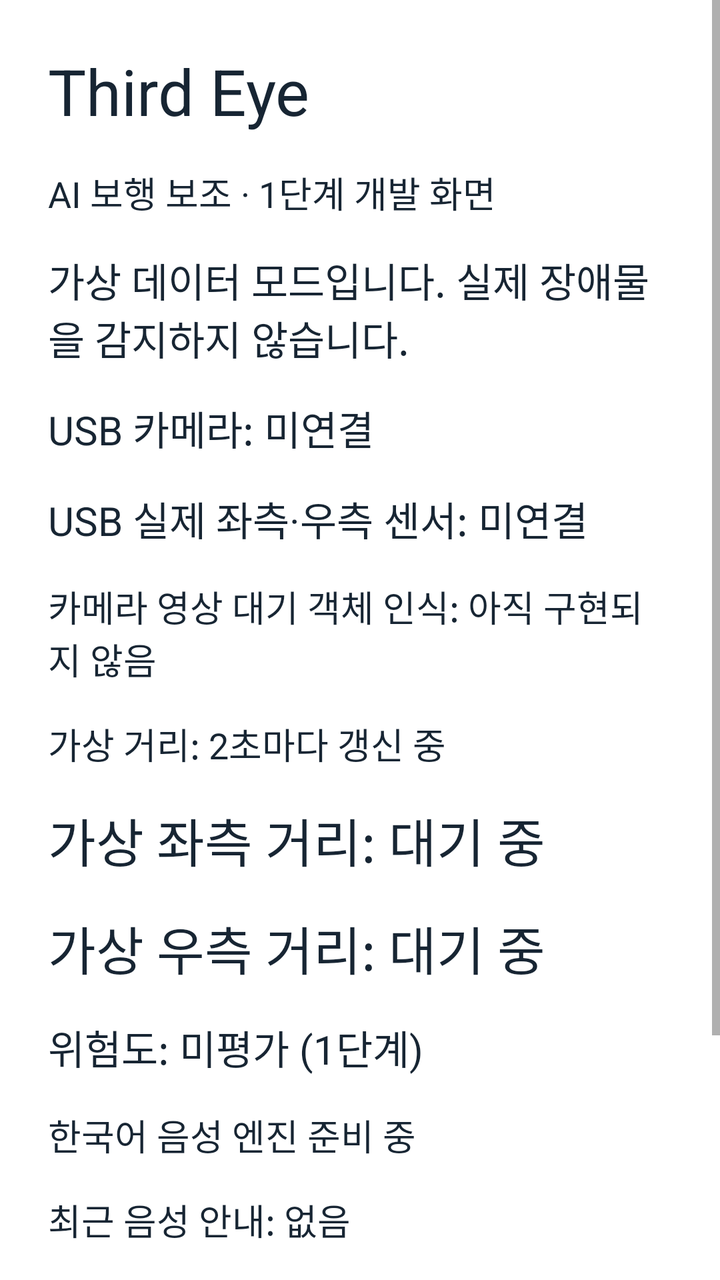
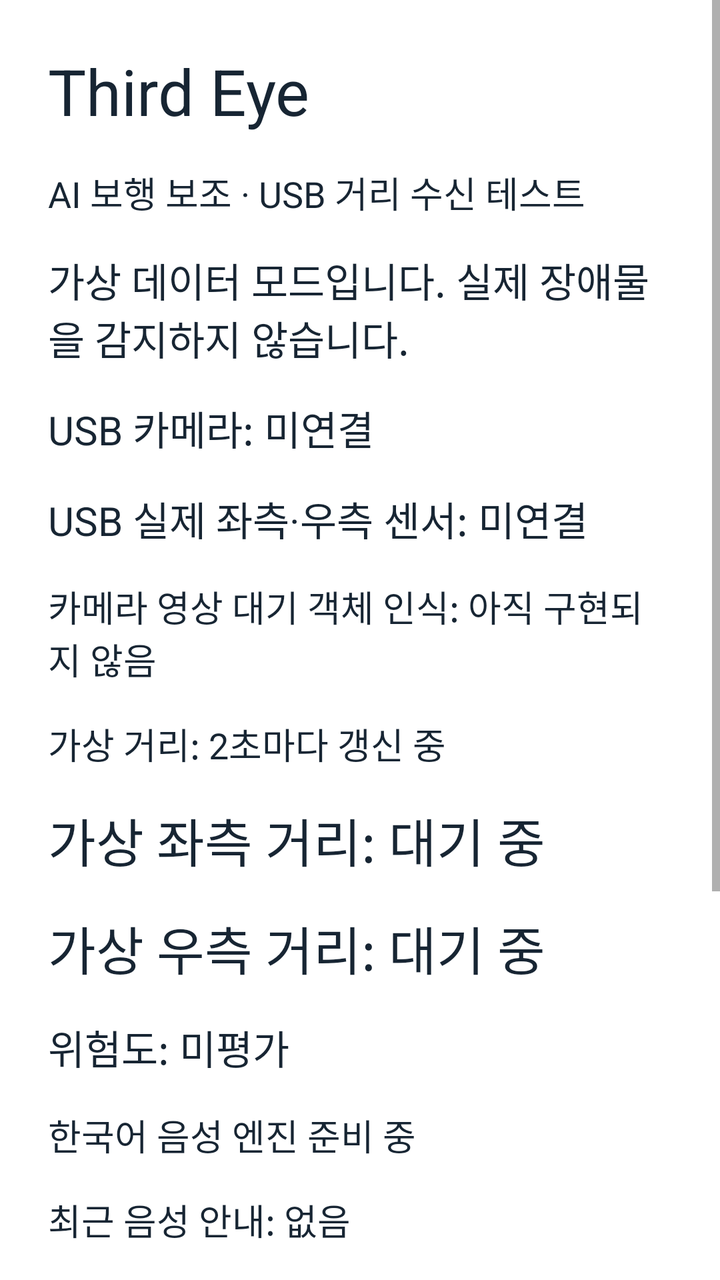

Before-and-after screenshots of an Android layout around one commit, followed by the original layout XML and the change that was made.
<!-- AndroidManifest.xml: application theme Theme.GuideEye -->
<!-- res/layout/activity_main.xml -->
<?xml version="1.0" encoding="utf-8"?>
<ScrollView xmlns:android="http://schemas.android.com/apk/res/android"
    android:id="@+id/root" android:layout_width="match_parent" android:layout_height="match_parent"
    android:fillViewport="true">
    <LinearLayout android:layout_width="match_parent" android:layout_height="wrap_content"
        android:orientation="vertical" android:padding="24dp">
        <TextView android:id="@+id/title" android:layout_width="match_parent" android:layout_height="wrap_content"
            android:text="@string/app_name" android:textSize="32sp" android:textColor="#172533" android:paddingBottom="16dp" />
        <TextView android:id="@+id/subtitle" android:layout_width="match_parent" android:layout_height="wrap_content"
            android:text="@string/subtitle" android:textSize="18sp" android:textColor="#172533" android:paddingBottom="16dp" />
        <TextView android:id="@+id/notice" android:layout_width="match_parent" android:layout_height="wrap_content"
            android:text="@string/mock_notice" android:textSize="20sp" android:textColor="#172533" android:paddingBottom="16dp" />
        <TextView android:id="@+id/camera_status" android:layout_width="match_parent" android:layout_height="wrap_content"
            android:text="@string/camera_status" android:textSize="20sp" android:textColor="#172533" android:paddingBottom="16dp" />
        <TextView android:id="@+id/sensor_status" android:layout_width="match_parent" android:layout_height="wrap_content"
            android:text="@string/sensor_status" android:textSize="20sp" android:textColor="#172533" android:paddingBottom="16dp" />
        <TextView android:id="@+id/video" android:layout_width="match_parent" android:layout_height="wrap_content"
            android:text="@string/video_placeholder" android:textSize="18sp" android:textColor="#172533" android:paddingBottom="16dp" />
        <TextView android:id="@+id/mock_status" android:layout_width="match_parent" android:layout_height="wrap_content"
            android:text="@string/mock_running" android:textSize="18sp" android:textColor="#172533" android:paddingBottom="16dp" />
        <TextView android:id="@+id/left_distance" android:layout_width="match_parent" android:layout_height="wrap_content"
            android:text="@string/left_waiting" android:textSize="26sp" android:textColor="#172533" android:paddingBottom="16dp" />
        <TextView android:id="@+id/right_distance" android:layout_width="match_parent" android:layout_height="wrap_content"
            android:text="@string/right_waiting" android:textSize="26sp" android:textColor="#172533" android:paddingBottom="16dp" />
        <TextView android:id="@+id/risk" android:layout_width="match_parent" android:layout_height="wrap_content"
            android:text="@string/risk_pending" android:textSize="20sp" android:textColor="#172533" android:paddingBottom="16dp" />
        <TextView android:id="@+id/tts_status" android:layout_width="match_parent" android:layout_height="wrap_content"
            android:text="@string/tts_initializing" android:textSize="18sp" android:textColor="#172533" android:paddingBottom="16dp" />
        <TextView android:id="@+id/recent_speech" android:layout_width="match_parent" android:layout_height="wrap_content"
            android:text="@string/speech_idle" android:textSize="18sp" android:textColor="#172533" android:paddingBottom="16dp" />
        <Button android:id="@+id/toggle_mock" android:layout_width="match_parent" android:layout_height="wrap_content"
            android:minHeight="64dp" android:text="@string/pause_mock" android:textSize="20sp" />
        <Button android:id="@+id/speech_test" android:layout_width="match_parent" android:layout_height="wrap_content"
            android:minHeight="64dp" android:text="@string/speech_test" android:textSize="20sp" />
    </LinearLayout>
</ScrollView>
<!-- resources referenced by this layout -->
<resources>
  <string name="app_name">Third Eye</string>
  <string name="camera_status">USB 카메라: 미연결</string>
  <string name="left_waiting">가상 좌측 거리: 대기 중</string>
  <string name="mock_notice">가상 데이터 모드입니다. 실제 장애물을 감지하지 않습니다.</string>
  <string name="mock_running">가상 거리: 2초마다 갱신 중</string>
  <string name="pause_mock">가상 거리 갱신 정지</string>
  <string name="right_waiting">가상 우측 거리: 대기 중</string>
  <string name="risk_pending">위험도: 미평가 (1단계)</string>
  <string name="sensor_status">USB 실제 좌측·우측 센서: 미연결</string>
  <string name="speech_idle">최근 음성 안내: 없음</string>
  <string name="speech_test">한국어 음성 안내 테스트</string>
  <string name="subtitle">AI 보행 보조 · 1단계 개발 화면</string>
  <string name="tts_initializing">한국어 음성 엔진 준비 중</string>
  <string name="video_placeholder">카메라 영상 대기
  객체 인식: 아직 구현되지 않음</string>
  <style name="Theme.GuideEye" parent="android:style/Theme.Material.Light.NoActionBar">
          <item name="android:windowBackground">#FFFFFF</item>
          <item name="android:colorAccent">#00695C</item>
      </style>
</resources>

<!-- the commit's change to res/layout/activity_main.xml (unified diff, before → after) -->
@@ -28,6 +28,10 @@
             android:text="@string/tts_initializing" android:textSize="18sp" android:textColor="#172533" android:paddingBottom="16dp" />
         <TextView android:id="@+id/recent_speech" android:layout_width="match_parent" android:layout_height="wrap_content"
             android:text="@string/speech_idle" android:textSize="18sp" android:textColor="#172533" android:paddingBottom="16dp" />
+        <Button android:id="@+id/connect_usb" android:layout_width="match_parent" android:layout_height="wrap_content"
+            android:minHeight="64dp" android:text="@string/usb_connect" android:textSize="20sp" />
+        <Button android:id="@+id/use_mock" android:layout_width="match_parent" android:layout_height="wrap_content"
+            android:minHeight="64dp" android:text="@string/usb_mock" android:textSize="20sp" />
         <Button android:id="@+id/toggle_mock" android:layout_width="match_parent" android:layout_height="wrap_content"
             android:minHeight="64dp" android:text="@string/pause_mock" android:textSize="20sp" />
         <Button android:id="@+id/speech_test" android:layout_width="match_parent" android:layout_height="wrap_content"
<!-- resource entries referenced after the edit -->
@@ -7,12 +7,14 @@
   <string name="mock_running">가상 거리: 2초마다 갱신 중</string>
   <string name="pause_mock">가상 거리 갱신 정지</string>
   <string name="right_waiting">가상 우측 거리: 대기 중</string>
-  <string name="risk_pending">위험도: 미평가 (1단계)</string>
+  <string name="risk_pending">위험도: 미평가</string>
   <string name="sensor_status">USB 실제 좌측·우측 센서: 미연결</string>
   <string name="speech_idle">최근 음성 안내: 없음</string>
   <string name="speech_test">한국어 음성 안내 테스트</string>
-  <string name="subtitle">AI 보행 보조 · 1단계 개발 화면</string>
+  <string name="subtitle">AI 보행 보조 · USB 거리 수신 테스트</string>
   <string name="tts_initializing">한국어 음성 엔진 준비 중</string>
+  <string name="usb_connect">USB 연결 / 다시 연결</string>
+  <string name="usb_mock">Mock 모드로 전환</string>
   <string name="video_placeholder">카메라 영상 대기
   객체 인식: 아직 구현되지 않음</string>
   <style name="Theme.GuideEye" parent="android:style/Theme.Material.Light.NoActionBar">
